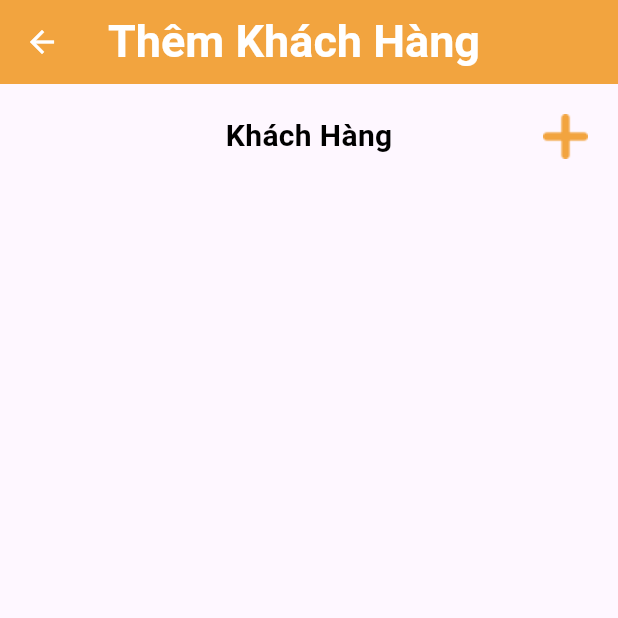
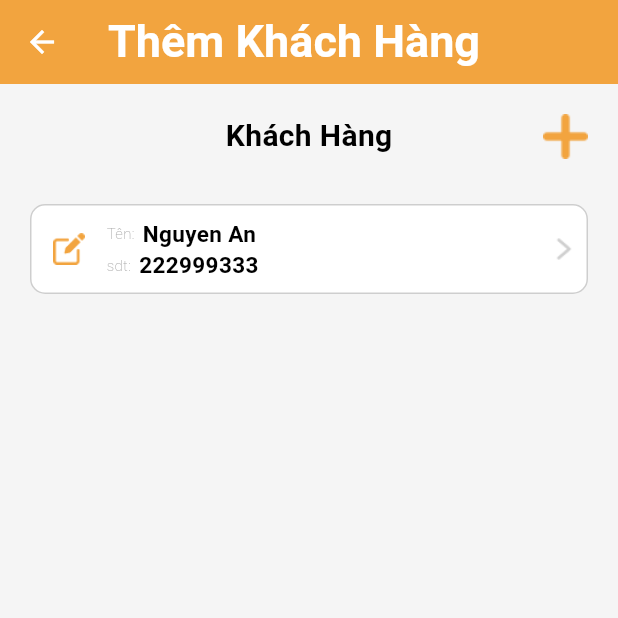
Before and after one commit to tamvu07/TA_Shop, a Flutter app: the AddUsersPage screen opened by its route, on a phone screen of 412 x 824 dp, the top half of it. Run offline on Flutter 3.47's test engine with Material 3 defaults, Android fonts, the phone set to English and light mode, and no system bars; our stand-ins replace firebase_core, firebase_database, go_router, logger; accounts and stored records are empty.

Commit message:
*Update code

```diff
--- a/TAShop/lib/src/core/app_assets.dart
+++ b/TAShop/lib/src/core/app_assets.dart
@@ -1,4 +1,6 @@
 class AppAssets {
   static const String icAddPersons = 'assets/ic_add_persons.png';
   static const String icAdd = 'assets/ic_add.png';
+  static const String icEditUser = 'assets/ic_edit_user.png';
+  static const String icNextItem = 'assets/ic_next_item.png';
 }
--- a/TAShop/lib/src/screens/add_users_page.dart
+++ b/TAShop/lib/src/screens/add_users_page.dart
@@ -17,6 +17,7 @@ class _AddUsersPageState extends State<AddUsersPage> {
   @override
   Widget build(BuildContext context) {
     return Scaffold(
+      backgroundColor: Color.fromARGB(254, 245, 245, 245),
       appBar: AppBar(
         title: const Text(
           "Thêm Khách Hàng",
@@ -43,7 +44,8 @@ class _AddUsersPageState extends State<AddUsersPage> {
             _buildContentTitle(() {
               logger.v("a2.....tam1......");
             }),
-            //  const SizedBox(height: 20),
+            const SizedBox(height: 20),
+            _buildContentItem("Nguyen An", "222999333", () {}),
           ],
         ),
       ),
@@ -62,8 +64,11 @@ class _AddUsersPageState extends State<AddUsersPage> {
           children: [
             const Center(
               child: Text(
-                "Khách Hàng",style: TextStyle(
-                  color: Colors.black, fontSize: 20.0, fontWeight: FontWeight.bold),
+                "Khách Hàng",
+                style: TextStyle(
+                    color: Colors.black,
+                    fontSize: 20.0,
+                    fontWeight: FontWeight.bold),
               ),
             ),
             Positioned(
@@ -72,11 +77,88 @@ class _AddUsersPageState extends State<AddUsersPage> {
               child: SizedBox(
                   height: 30.0,
                   width: 30.0,
-                      child: Image.asset(AppAssets.icAdd) ),
+                  child: Image.asset(AppAssets.icAdd)),
             )
           ],
         ),
       ),
     );
   }
+
+  Widget _buildContentItem(String name, String phone, Function() actionClick) {
+    return GestureDetector(
+      onTap: () {
+        actionClick();
+      },
+      child: SizedBox(
+        height: 60,
+        width: MediaQuery.of(context).size.width,
+        child: Padding(
+          padding: const EdgeInsets.only(left: 20, right: 20),
+          child: Container(
+            decoration: BoxDecoration(
+              color: Colors.white,
+              borderRadius: BorderRadius.circular(10.0),
+              border: Border.all(
+                color: Colors.grey.withOpacity(0.5),
+                width: 1.0,
+              ),
+            ),
+            child: Row(
+              mainAxisAlignment: MainAxisAlignment.spaceEvenly,
+              children: [
+                const SizedBox(width: 10),
+                Transform.scale(
+                  scale: 0.7,
+                  child: Image.asset(AppAssets.icEditUser),
+                ),
+                const SizedBox(width: 10),
+                Expanded(
+                  child: SizedBox(
+                    child: Column(
+                      mainAxisAlignment: MainAxisAlignment.center,
+                      children: [
+                        Row(
+                          children: [
+                            const Text("Tên:  ",
+                                style: TextStyle(
+                                    color: Colors.grey,
+                                    fontSize: 10.0,
+                                    fontWeight: FontWeight.w100)),
+                            Text(name,
+                                style: const TextStyle(
+                                    color: Colors.black,
+                                    fontSize: 15.0,
+                                    fontWeight: FontWeight.bold)),
+                          ],
+                        ),
+                        Row(
+                          children: [
+                            const Text("sdt:  ",
+                                style: TextStyle(
+                                    color: Colors.grey,
+                                    fontSize: 10.0,
+                                    fontWeight: FontWeight.w100)),
+                            Text(phone,
+                                style: const TextStyle(
+                                    color: Colors.black,
+                                    fontSize: 15.0,
+                                    fontWeight: FontWeight.bold)),
+                          ],
+                        ),
+                      ],
+                    ),
+                  ),
+                ),
+                Transform.scale(
+                  scale: 0.8,
+                  child: Image.asset(AppAssets.icNextItem),
+                ),
+              ],
+            ),
+          ),
+        ),
+      ),
+    );
   }
+}
```
Also changed, not shown: TAShop/assets/ic_edit_user.png (added), TAShop/assets/ic_next_item.png (added), 4 other files. Lines whose indentation alone changed are shown as unchanged.
